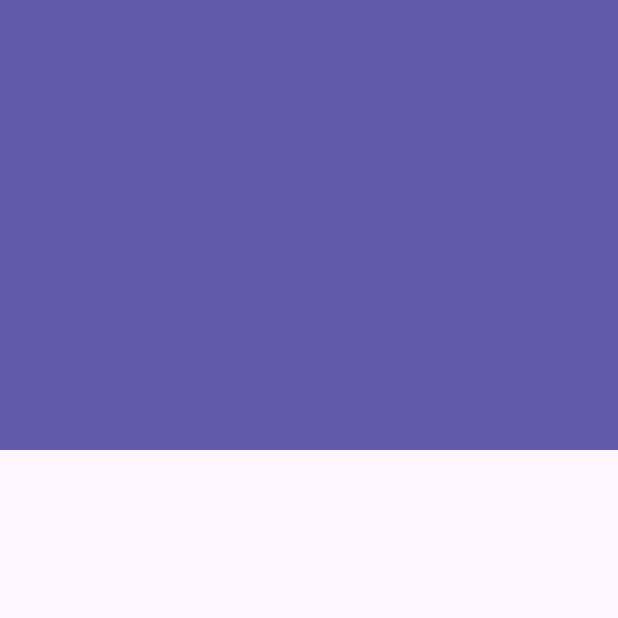
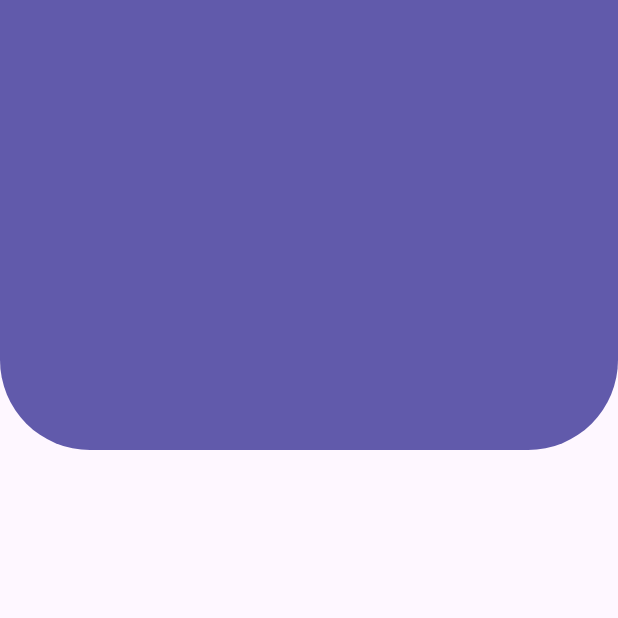
Before and after one commit to teorcl/design, a Flutter app: the screen it shows after launch, on a phone screen of 412 x 824 dp, the top half of it. Run offline on Flutter 3.47's test engine with Material 3 defaults, Android fonts, the phone set to English and light mode, and no system bars.

Commit message:
feat(headers): Se agrega header con bordes redondeados

```diff
--- a/lib/src/pages/headers_page.dart
+++ b/lib/src/pages/headers_page.dart
@@ -7,6 +7,9 @@ class HeadersPage extends StatelessWidget {
 
   @override
   Widget build(BuildContext context) {
-    return Scaffold(body: HeaderCuadrado());
+    return Scaffold(
+      //body: HeaderCuadrado()
+      body: HeaderBordesRedondeados(),
+    );
   }
 }
--- a/lib/src/widgets/headers.dart
+++ b/lib/src/widgets/headers.dart
@@ -8,3 +8,21 @@ class HeaderCuadrado extends StatelessWidget {
     return Container(height: 300, color: Color(0xFF615AAB));
   }
 }
+
+class HeaderBordesRedondeados extends StatelessWidget {
+  const HeaderBordesRedondeados({super.key});
+
+  @override
+  Widget build(BuildContext context) {
+    return Container(
+      height: 300,
+      decoration: BoxDecoration(
+        color: Color(0xFF615AAB),
+        borderRadius: BorderRadius.only(
+          bottomLeft: Radius.circular(60),
+          bottomRight: Radius.circular(60),
+        ),
+      ),
+    );
+  }
+}
```
